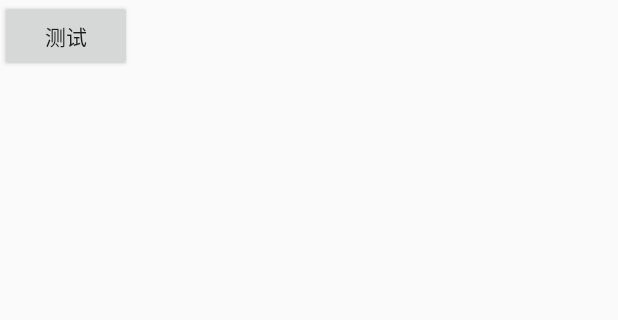
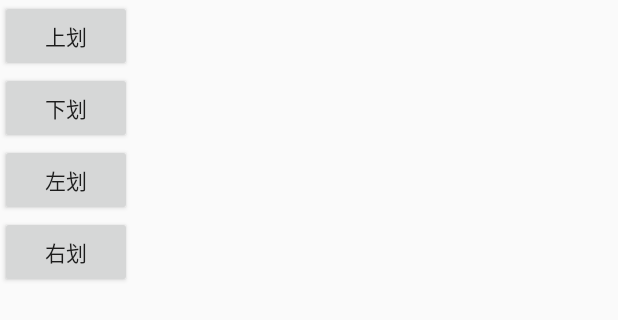
Before and after one commit to cylee0909/StudyUp, an Android app: the layout float_view.xml on its own in the app's theme, with its tools: preview values and no code run, on a phone screen of 412 x 824 dp. Shown: the top 320 px of the screen. Run offline under Robolectric (Android 15) with nearby library versions, the phone set to English and light mode, and no system bars.

Commit message:
修正一些逻辑

```diff
--- a/app/build.gradle
+++ b/app/build.gradle
@@ -7,7 +7,7 @@ android {
     buildToolsVersion "29.0.0"
     defaultConfig {
         applicationId "com.cylee.studyup"
-        minSdkVersion 15
+        minSdkVersion 24
         targetSdkVersion 29
         versionCode 1
         versionName "1.0"
--- a/app/src/main/res/layout/activity_main.xml
+++ b/app/src/main/res/layout/activity_main.xml
@@ -6,7 +6,7 @@
     android:layout_height="match_parent"
     tools:context=".MainActivity">
 
-    <TextView
+    <Button
         android:id="@+id/am_permission"
         android:layout_width="wrap_content"
         android:layout_height="wrap_content"
@@ -16,7 +16,7 @@
         app:layout_constraintRight_toRightOf="parent"
         app:layout_constraintTop_toTopOf="parent" />
 
-    <TextView
+    <Button
         android:id="@+id/am_service"
         android:layout_width="wrap_content"
         android:layout_height="wrap_content"
--- a/app/src/main/res/layout/float_view.xml
+++ b/app/src/main/res/layout/float_view.xml
@@ -3,8 +3,23 @@
     android:orientation="vertical" android:layout_width="wrap_content"
     android:layout_height="wrap_content">
     <Button
-        android:id="@+id/fv_test"
+        android:id="@+id/fv_up"
         android:layout_width="wrap_content"
         android:layout_height="wrap_content"
-        android:text="测试"/>
+        android:text="上划"/>
+    <Button
+        android:id="@+id/fv_down"
+        android:layout_width="wrap_content"
+        android:layout_height="wrap_content"
+        android:text="下划"/>
+    <Button
+        android:id="@+id/fv_left"
+        android:layout_width="wrap_content"
+        android:layout_height="wrap_content"
+        android:text="左划"/>
+    <Button
+        android:id="@+id/fv_right"
+        android:layout_width="wrap_content"
+        android:layout_height="wrap_content"
+        android:text="右划"/>
 </LinearLayout>
```
Also changed, not shown: app/src/main/java/com/cylee/studyup/GestureHelper.java (+86 -20 lines), app/src/main/java/com/cylee/studyup/HelperService.java (+53 -11 lines), app/src/main/java/com/cylee/studyup/StudyService.kt (+6 -6 lines).
